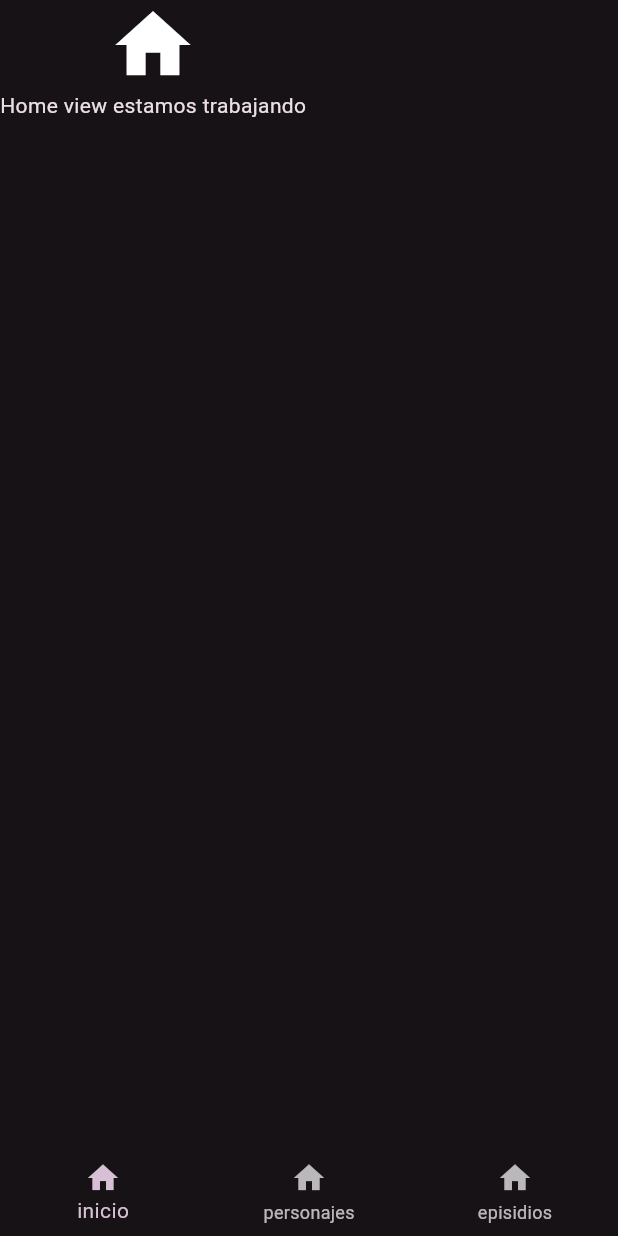
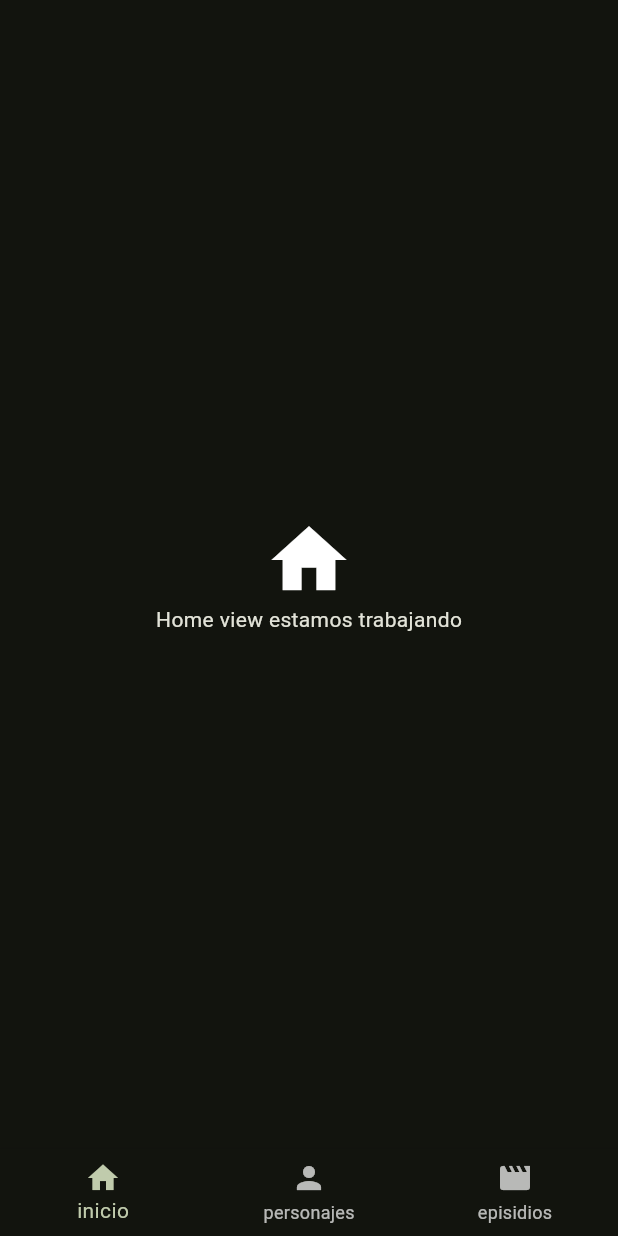
Before and after one commit to AlexhHr23/rick-y-morty-app, a Flutter app: the screen it shows after launch, on a phone screen of 412 x 824 dp. Run offline on Flutter 3.47's test engine with Material 3 defaults, Android fonts, the phone set to English and light mode, and no system bars; our stand-ins replace go_router.

Commit message:
fix views

```diff
--- a/lib/config/router/app_route.dart
+++ b/lib/config/router/app_route.dart
@@ -10,7 +10,7 @@ final appRoute = GoRouter(
       path: '/home/:page',
       name: HomeScreen.name,
       builder: (context, state) {
-        final pageIndex = int.parse(state.pathParameters['page'] ?? '');
+        final pageIndex = int.parse(state.pathParameters['page'] ?? '0');
         return HomeScreen(pageIndex: pageIndex);
       },
     ),
--- a/lib/config/theme/app_theme.dart
+++ b/lib/config/theme/app_theme.dart
@@ -4,7 +4,7 @@ import 'package:flutter/material.dart';
 class AppTheme {
 
   ThemeData getTheme() => ThemeData(
-    colorSchemeSeed: Colors.purple,
+    colorSchemeSeed: const Color(0xff97ce4c),
     brightness: Brightness.dark
   );
 
--- a/lib/views/characters_view.dart
+++ b/lib/views/characters_view.dart
@@ -11,8 +11,9 @@ class _CharacterViewState extends State<CharacterView> {
   @override
   Widget build(BuildContext context) {
     return Scaffold(
-      body: Container(
+      body: Center(
         child: Column(
+          mainAxisAlignment: MainAxisAlignment.center,
           children: [
             Icon(
               Icons.movie,
--- a/lib/views/episodes_view.dart
+++ b/lib/views/episodes_view.dart
@@ -11,8 +11,9 @@ class _EpisodesViewState extends State<EpisodesView> {
   @override
   Widget build(BuildContext context) {
     return Scaffold(
-      body: Container(
+      body: Center(
         child: Column(
+          mainAxisAlignment: MainAxisAlignment.center,
           children: [
             Icon(
               Icons.movie,
--- a/lib/views/home_view.dart
+++ b/lib/views/home_view.dart
@@ -10,9 +10,10 @@ class HomeView extends StatefulWidget {
 class _HomeViewState extends State<HomeView> {
   @override
   Widget build(BuildContext context) {
-    return Scaffold(
-      body: Container(
+    return const Scaffold(
+      body: Center(
         child: Column(
+          mainAxisAlignment: MainAxisAlignment.center,
           children: [
             Icon(
               Icons.home,
--- a/lib/widgets/shared/custom_bottom_navigation.dart
+++ b/lib/widgets/shared/custom_bottom_navigation.dart
@@ -23,17 +23,19 @@ class CustomBottomNavigation extends StatelessWidget {
   @override
   Widget build(BuildContext context) {
     return BottomNavigationBar(
+      currentIndex: currentIndex,
+      onTap: (value) => onItemTap(context, value),
       items: const [
         BottomNavigationBarItem(
           icon: Icon(Icons.home),
           label: 'inicio',
         ),
         BottomNavigationBarItem(
-          icon: Icon(Icons.home),
+          icon: Icon(Icons.person),
           label: 'personajes',
         ),
         BottomNavigationBarItem(
-          icon: Icon(Icons.home),
+          icon: Icon(Icons.movie),
           label: 'episidios',
         )
       ]
```
